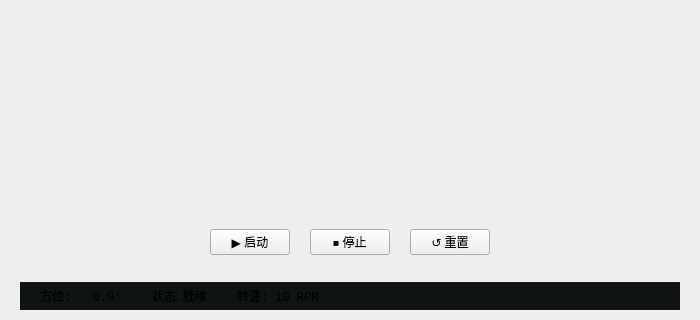
The window that RadarPPI/mainwindow.ui (fddhuwenjie/label-00997) describes before a commit, drawn with Qt 5; both pictures show x 0 to 700 and y 430 to 750 of the 700 by 750 pixel window.
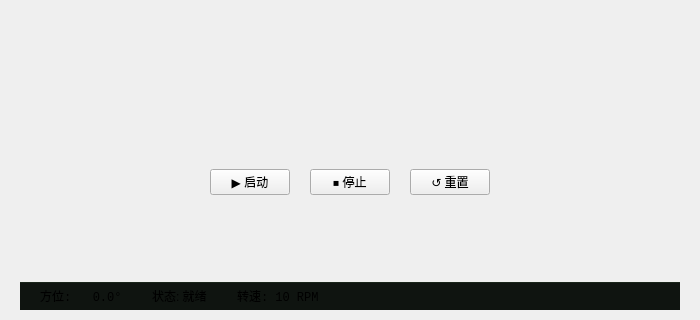
The same window after the commit.

Commit message: feat: track replay with TrackPlayer, signal/slot communication and .ui panel (Test2)

Diff of the .ui file:
```diff
--- a/RadarPPI/mainwindow.ui
+++ b/RadarPPI/mainwindow.ui
@@ -145,6 +145,40 @@
       </layout>
      </widget>
     </item>
+    <!-- 轨迹回放控制面板 -->
+    <item>
+     <widget class="QWidget" name="trackControlContainer" native="true">
+      <property name="minimumSize">
+       <size>
+        <width>0</width>
+        <height>50</height>
+       </size>
+      </property>
+      <property name="maximumSize">
+       <size>
+        <width>16777215</width>
+        <height>50</height>
+       </size>
+      </property>
+      <layout class="QVBoxLayout" name="trackControlContainerLayout">
+       <property name="spacing">
+        <number>0</number>
+       </property>
+       <property name="leftMargin">
+        <number>0</number>
+       </property>
+       <property name="topMargin">
+        <number>0</number>
+       </property>
+       <property name="rightMargin">
+        <number>0</number>
+       </property>
+       <property name="bottomMargin">
+        <number>0</number>
+       </property>
+      </layout>
+     </widget>
+    </item>
     <!-- 状态栏区域 -->
     <item>
      <widget class="QWidget" name="statusPanel" native="true">
```
The commit also changes 14 other files.
